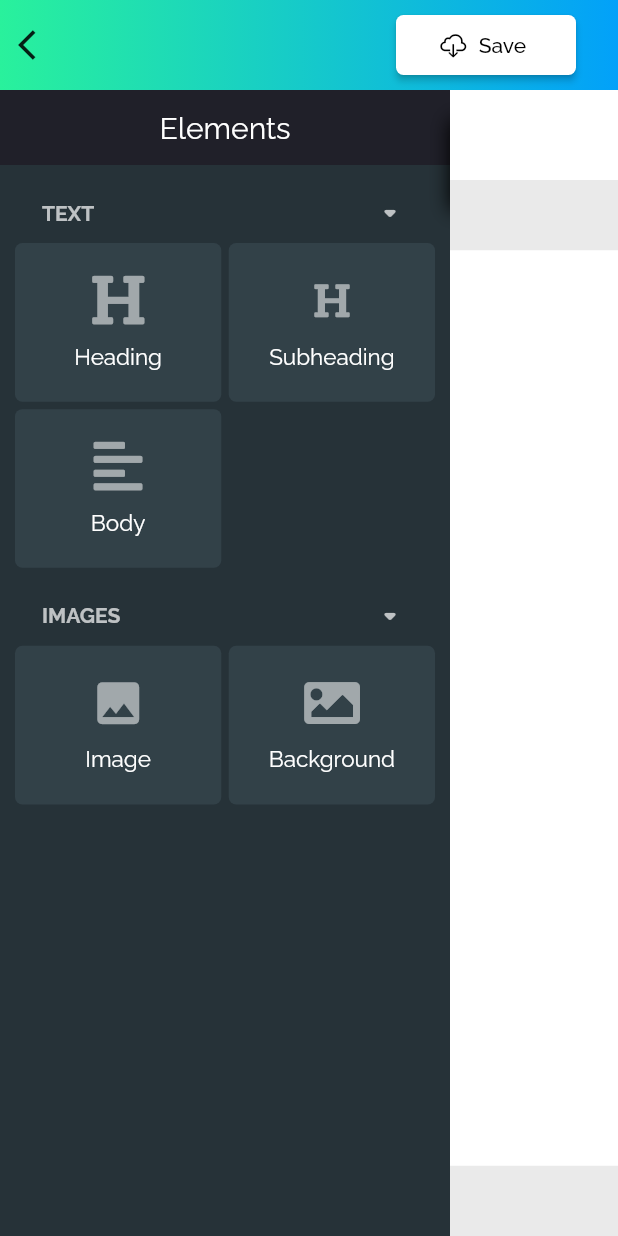
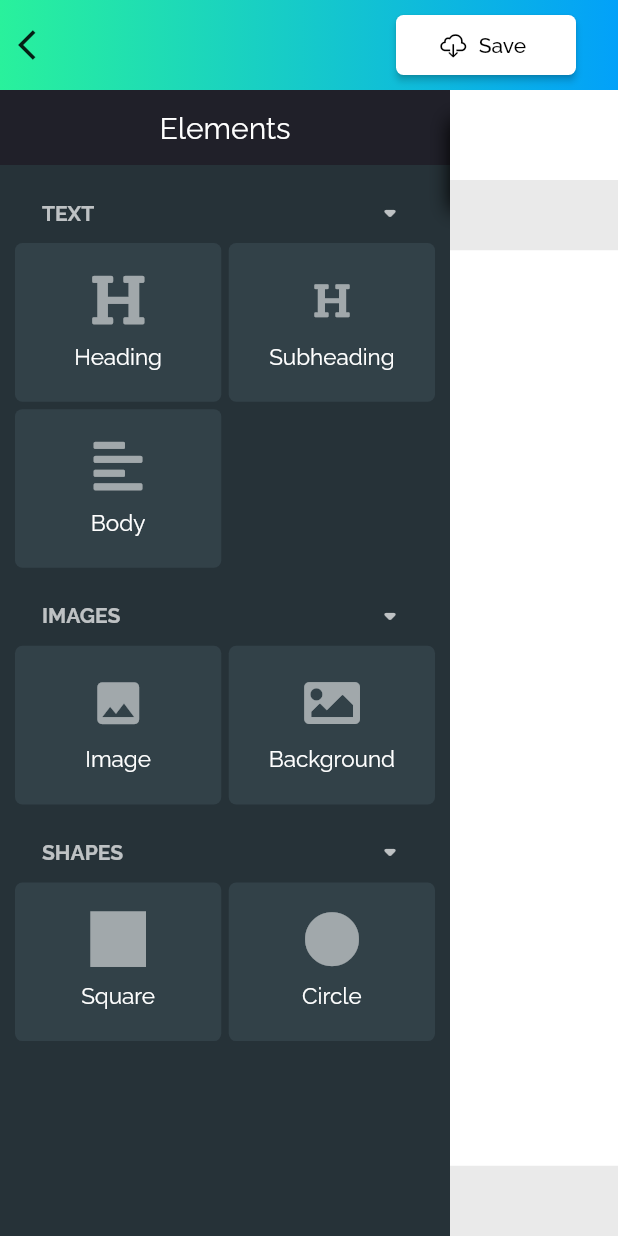
Before and after one commit to wilsonowilson/repaint, a Flutter app: the CreatePage screen opened directly, on a phone screen of 412 x 824 dp. Run offline on Flutter 3.47's test engine with Material 2 defaults, Android fonts, the phone set to English and light mode, and no system bars; our stand-ins replace bloc, dartz, equatable, file_picker, flutter_bloc, flutter_colorpicker and 3 more; missing offline and left inert: file_selector, layout.

Commit message:
Added circle component

```diff
--- a/lib/components/layer_targets.dart
+++ b/lib/components/layer_targets.dart
@@ -3,6 +3,7 @@ import 'package:repaint/application/cubit/canvas_cubit.dart';
 import 'package:repaint/application/utils/image_picker.dart';
 import 'package:repaint/models/layer/image.dart';
 import 'package:repaint/models/layer/layer.dart';
+import 'package:repaint/models/layer/paint.dart';
 import 'package:repaint/models/layer/text.dart';
 import 'package:flutter_bloc/flutter_bloc.dart';
 
@@ -58,9 +59,9 @@ class LayerTargets extends StatelessWidget {
       },
       onAcceptWithDetails: (e) async {
         if (!_withinBounds(e.offset, e.data)) return;
-        if (e.data is TextLayer) {
+        if (e.data is TextLayer || e.data is PaintLayer) {
           final cubit = context.read<CanvasCubit>();
-          final layer = (e.data as TextLayer).copyWith(
+          final layer = (e.data).copyWith(
             offset: _localPosition(e.offset),
           );
           cubit.addLayer(layer);
--- a/lib/components/sidebar/sidebar.dart
+++ b/lib/components/sidebar/sidebar.dart
@@ -8,6 +8,7 @@ import 'package:repaint/components/sidebar/editing_sidebar.dart';
 import 'package:repaint/components/sidebar/sidebar_heading.dart';
 import 'package:repaint/models/layer/image.dart';
 import 'package:repaint/models/layer/layer.dart';
+import 'package:repaint/models/layer/paint.dart';
 import 'package:repaint/models/layer/text.dart';
 import 'package:flutter_bloc/flutter_bloc.dart';
 
@@ -39,6 +40,7 @@ class SideBar extends StatelessWidget {
           if (!isEditing) ...[
             TextLayerTemplates(),
             ImageLayerTemplates(),
+            PaintLayerTemplates(),
           ] else
             EditingSidebar(),
         ],
@@ -210,6 +212,51 @@ class ImageLayerTemplates extends StatelessWidget {
   }
 }
 
+class PaintLayerTemplates extends StatelessWidget {
+  const PaintLayerTemplates({
+    Key? key,
+  }) : super(key: key);
+
+  @override
+  Widget build(BuildContext context) {
+    final defaultPaintLayer = PaintLayer(
+      size: Size(200, 200),
+      offset: Offset.zero,
+      color: Colors.blue,
+      borderRadius: 0,
+    );
+    final circlePaintLayer = PaintLayer(
+      size: Size(200, 200),
+      offset: Offset.zero,
+      color: Colors.blue,
+      shape: BoxShape.circle,
+      borderRadius: 0,
+    );
+
+    return Column(
+      mainAxisSize: MainAxisSize.min,
+      crossAxisAlignment: CrossAxisAlignment.start,
+      children: [
+        const SizedBox(height: 20),
+        SidebarHeading(title: 'SHAPES'),
+        const SizedBox(height: 8),
+        _buildElementGrid([
+          DraggableComponent(
+            title: 'Square',
+            layer: defaultPaintLayer,
+            icon: FontAwesomeIcons.squareFull,
+          ),
+          DraggableComponent(
+            title: 'Circle',
+            layer: circlePaintLayer,
+            icon: FontAwesomeIcons.solidCircle,
+          ),
+        ]),
+      ],
+    );
+  }
+}
+
 GridView _buildElementGrid(List<Widget> children) {
   return GridView(
     shrinkWrap: true,
--- a/lib/models/layer/paint.dart
+++ b/lib/models/layer/paint.dart
@@ -8,11 +8,12 @@ class PaintLayer extends RLayer {
   PaintLayer({
     this.clippingPath,
     this.shadow = const Shadow(),
+    this.shape = BoxShape.rectangle,
     required this.size,
     required this.offset,
     required this.color,
     required this.borderRadius,
-  }) : assert(shadow is BoxShadow);
+  });
 
   @override
   final Offset offset;
@@ -32,6 +33,8 @@ class PaintLayer extends RLayer {
 
   final double borderRadius;
 
+  final BoxShape shape;
+
   @override
   List<Object?> get props => [
         size,
@@ -41,6 +44,7 @@ class PaintLayer extends RLayer {
         clippingPath,
         shadow,
         borderRadius,
+        shape,
       ];
 
   PaintLayer copyWith({
@@ -51,6 +55,7 @@ class PaintLayer extends RLayer {
     double? opacity,
     Shadow? shadow,
     double? borderRadius,
+    BoxShape? shape,
   }) {
     return PaintLayer(
       offset: offset ?? this.offset,
@@ -59,6 +64,7 @@ class PaintLayer extends RLayer {
       clippingPath: clippingPath ?? this.clippingPath,
       shadow: shadow ?? this.shadow,
       borderRadius: borderRadius ?? this.borderRadius,
+      shape: shape ?? this.shape,
     );
   }
 }
```
Also changed, not shown: lib/components/painting_area.dart (+86 -2 lines).
